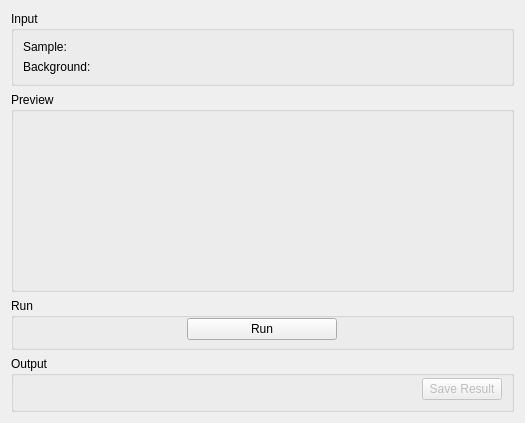
Before: the Qt Designer form qt/scientific_interfaces/Indirect/IndirectTransmission.ui in mantidproject/mantid, drawn with Qt 5.
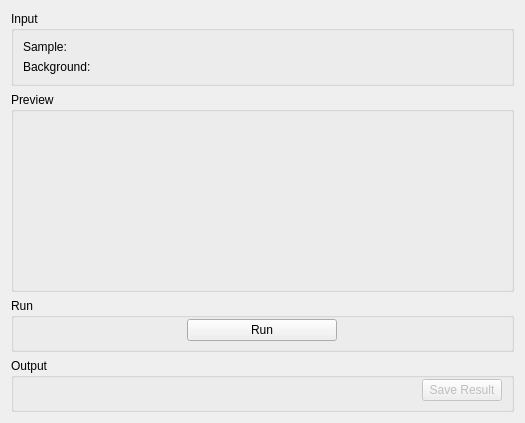
After: the same form once the commit is applied. Custom widgets are drawn as their Qt base class.

Commit message: Remove minimum and max size restrictions for reduction ui widgets

Patch:
```diff
--- a/qt/scientific_interfaces/Indirect/IndirectTransmission.ui
+++ b/qt/scientific_interfaces/Indirect/IndirectTransmission.ui
@@ -188,12 +188,6 @@
    </item>
    <item>
     <widget class="QGroupBox" name="gbOutput">
-     <property name="minimumSize">
-      <size>
-       <width>0</width>
-       <height>56</height>
-      </size>
-     </property>
      <property name="title">
       <string>Output</string>
      </property>
```
The commit also changes 2 other files.
